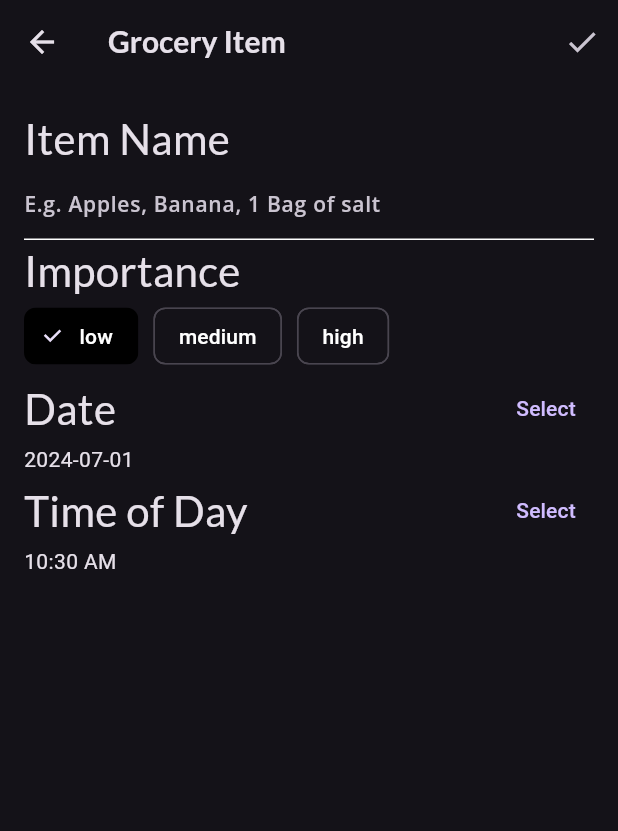
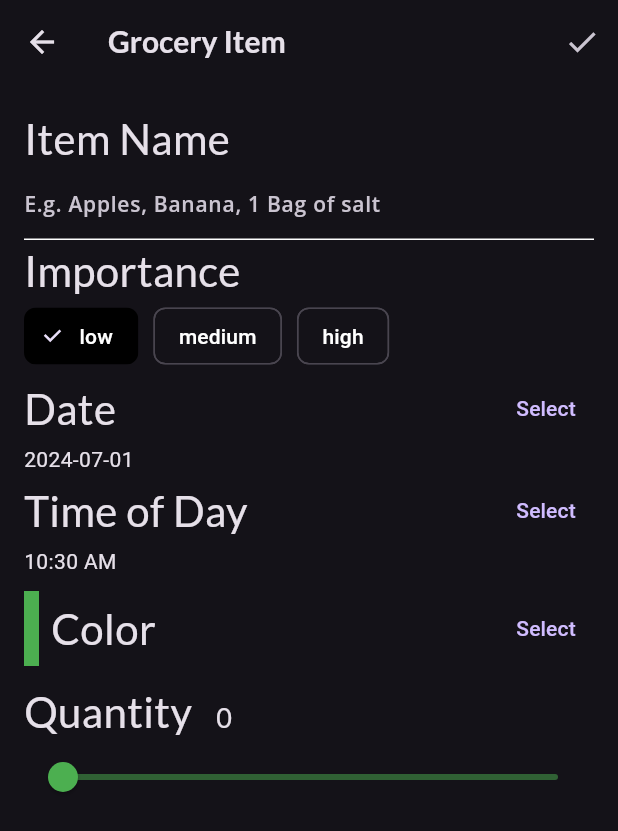
Before and after one commit to cxm1234/Flutter_Apprentice, a Flutter app: the screen it shows after launch, item 3 of the bottom bar chosen, after a tap on the "add" icon, on a phone screen of 412 x 824 dp. Shown: the top 831 px of the screen. Run offline on Flutter 3.47's test engine with Material 3 defaults, Android fonts, the phone set to English and light mode, and no system bars; our stand-ins replace flutter_colorpicker, google_fonts.

Commit message:
feature:Color quantity

```diff
--- a/fooderlich/lib/screens/grocery_item_screen.dart
+++ b/fooderlich/lib/screens/grocery_item_screen.dart
@@ -1,5 +1,6 @@
 import 'package:flutter/cupertino.dart';
 import 'package:flutter/material.dart';
+import 'package:flutter_colorpicker/flutter_colorpicker.dart';
 import 'package:fooderlich/models/grocery_item.dart';
 import 'package:google_fonts/google_fonts.dart';
 import 'package:intl/intl.dart';
@@ -73,7 +74,11 @@ class _GroceryItemScreenState extends State<GroceryItemScreen> {
             buildNameField(),
             buildImportanceField(),
             buildDateField(context),
-            buildTimeField(context)
+            buildTimeField(context),
+            const SizedBox(height: 10.0,),
+            buildColorPicker(context),
+            const SizedBox(height: 10.0,),
+            buildQuantityField()
           ],
         ),
       ),
@@ -108,23 +113,32 @@ class _GroceryItemScreenState extends State<GroceryItemScreen> {
     return Column(
       crossAxisAlignment: CrossAxisAlignment.start,
       children: [
-        Text('Importance', style: GoogleFonts.lato(fontSize: 28.0),),
+        Text(
+          'Importance',
+          style: GoogleFonts.lato(fontSize: 28.0),
+        ),
         Wrap(
           spacing: 10.0,
           children: [
             ChoiceChip(
               selectedColor: Colors.black,
-                label: const Text('low', style: TextStyle(color: Colors.white),),
-                selected: _importance == Importance.low,
+              label: const Text(
+                'low',
+                style: TextStyle(color: Colors.white),
+              ),
+              selected: _importance == Importance.low,
               onSelected: (selected) {
-                  setState(() {
-                    _importance = Importance.low;
-                  });
+                setState(() {
+                  _importance = Importance.low;
+                });
               },
             ),
             ChoiceChip(
               selectedColor: Colors.black,
-              label: const Text('medium', style: TextStyle(color: Colors.white),),
+              label: const Text(
+                'medium',
+                style: TextStyle(color: Colors.white),
+              ),
               selected: _importance == Importance.medium,
               onSelected: (selected) {
                 setState(() {
@@ -134,7 +148,10 @@ class _GroceryItemScreenState extends State<GroceryItemScreen> {
             ),
             ChoiceChip(
               selectedColor: Colors.black,
-              label: const Text('high', style: TextStyle(color: Colors.white),),
+              label: const Text(
+                'high',
+                style: TextStyle(color: Colors.white),
+              ),
               selected: _importance == Importance.high,
               onSelected: (selected) {
                 setState(() {
@@ -155,7 +172,10 @@ class _GroceryItemScreenState extends State<GroceryItemScreen> {
         Row(
           mainAxisAlignment: MainAxisAlignment.spaceBetween,
           children: [
-            Text('Date', style: GoogleFonts.lato(fontSize: 28.0),),
+            Text(
+              'Date',
+              style: GoogleFonts.lato(fontSize: 28.0),
+            ),
             TextButton(
               child: const Text('Select'),
               onPressed: () async {
@@ -163,8 +183,8 @@ class _GroceryItemScreenState extends State<GroceryItemScreen> {
                 final selectedDate = await showDatePicker(
                     context: context,
                     initialDate: currentDate,
-                    firstDate: currentDate, lastDate: DateTime(currentDate.year + 5)
-                );
+                    firstDate: currentDate,
+                    lastDate: DateTime(currentDate.year + 5));
                 setState(() {
                   if (selectedDate != null) {
                     _dueDate = selectedDate;
@@ -174,8 +194,7 @@ class _GroceryItemScreenState extends State<GroceryItemScreen> {
             )
           ],
         ),
-        if (_dueDate != null)
-          Text(DateFormat('yyyy-MM-dd').format(_dueDate))
+        if (_dueDate != null) Text(DateFormat('yyyy-MM-dd').format(_dueDate))
       ],
     );
   }
@@ -187,11 +206,15 @@ class _GroceryItemScreenState extends State<GroceryItemScreen> {
         Row(
           mainAxisAlignment: MainAxisAlignment.spaceBetween,
           children: [
-            Text('Time of Day', style: GoogleFonts.lato(fontSize: 28.0),),
+            Text(
+              'Time of Day',
+              style: GoogleFonts.lato(fontSize: 28.0),
+            ),
             TextButton(
               child: const Text('Select'),
               onPressed: () async {
-                final timeOfDay = await showTimePicker(context: context, initialTime: TimeOfDay.now());
+                final timeOfDay = await showTimePicker(
+                    context: context, initialTime: TimeOfDay.now());
                 setState(() {
                   if (timeOfDay != null) {
                     _timeOfDay = timeOfDay;
@@ -201,8 +224,95 @@ class _GroceryItemScreenState extends State<GroceryItemScreen> {
             )
           ],
         ),
-        if (_timeOfDay != null)
-          Text(_timeOfDay.format(context))
+        if (_timeOfDay != null) Text(_timeOfDay.format(context))
+      ],
+    );
+  }
+
+  Widget buildColorPicker(BuildContext context) {
+    return Row(
+      mainAxisAlignment: MainAxisAlignment.spaceBetween,
+      children: [
+        Row(
+          children: [
+            Container(
+              height: 50.0,
+              width: 10.0,
+              color: _currentColor,
+            ),
+            const SizedBox(
+              width: 8.0,
+            ),
+            Text(
+              'Color',
+              style: GoogleFonts.lato(fontSize: 28.0),
+            )
+          ],
+        ),
+        TextButton(
+            child: const Text('Select'),
+            onPressed: () {
+              showDialog(
+                  context: context,
+                  builder: (context) {
+                    return AlertDialog(
+                      content: BlockPicker(
+                        pickerColor: Colors.white,
+                        onColorChanged: (color) {
+                          setState(
+                            () {
+                              _currentColor = color;
+                            },
+                          );
+                        },
+                      ),
+                      actions: [
+                        TextButton(
+                            child: const Text('Save'),
+                            onPressed: () {
+                              Navigator.of(context).pop();
+                            }),
+                      ],
+                    );
+                  });
+            })
+      ],
+    );
+  }
+
+  Widget buildQuantityField() {
+    return Column(
+      crossAxisAlignment: CrossAxisAlignment.start,
+      children: [
+        Row(
+          crossAxisAlignment: CrossAxisAlignment.baseline,
+          textBaseline: TextBaseline.alphabetic,
+          children: [
+            Text(
+              'Quantity',
+              style: GoogleFonts.lato(fontSize: 28.0),
+            ),
+            const SizedBox(width: 16.0,),
+            Text(
+              _currentSliderValue.toInt().toString(),
+              style: GoogleFonts.lato(fontSize: 18.0),
+            )
+          ],
+        ),
+        Slider(
+          inactiveColor: _currentColor.withOpacity(0.5),
+          activeColor: _currentColor,
+          value: _currentSliderValue.toDouble(),
+          min: 0.0,
+          max: 100.0,
+          divisions: 100,
+          label: _currentSliderValue.toInt().toString(),
+          onChanged: (double value) {
+            setState(() {
+              _currentSliderValue = value.toInt();
+            });
+          },
+        )
       ],
     );
   }
--- a/fooderlich/pubspec.yaml
+++ b/fooderlich/pubspec.yaml
@@ -37,7 +37,7 @@ dependencies:
   cupertino_icons: ^1.0.6
   google_fonts: ^6.2.1
   provider: ^5.0.0
-  flutter_colorpicker: ^0.4.0
+  flutter_colorpicker: ^1.1.0
   intl: ^0.17.0
   uuid: ^3.0.4
 
```
Also changed, not shown: fooderlich/pubspec.lock.
